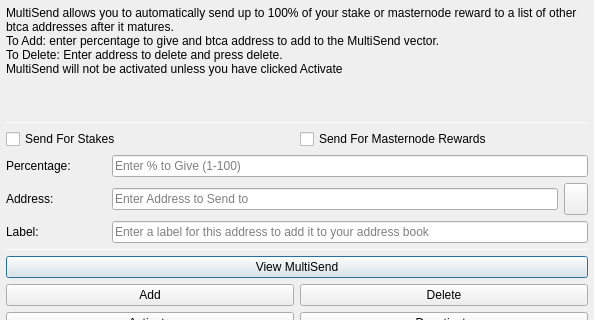
Before: the Qt Designer form src/qt/forms/multisenddialog.ui in bitcoininfinity/btci, drawn with Qt 5; both pictures show x 0 to 594 and y 0 to 320 of the 594 by 526 pixel window.
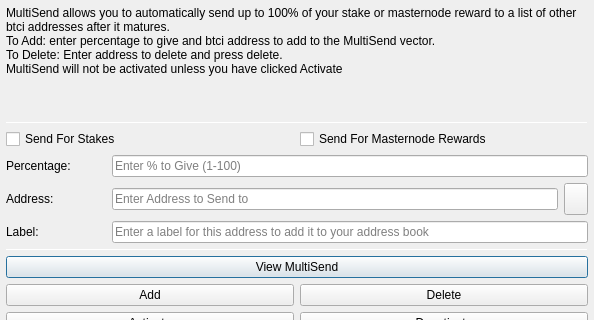
After: the same form once the commit is applied. Icons and pictures are not drawn.

The edit to the form file:
```diff
--- a/src/qt/forms/multisenddialog.ui
+++ b/src/qt/forms/multisenddialog.ui
@@ -37,8 +37,8 @@
         <number>1</number>
        </property>
        <property name="text">
-        <string>MultiSend allows you to automatically send up to 100% of your stake or masternode reward to a list of other btca addresses after it matures.
-To Add: enter percentage to give and btca address to add to the MultiSend vector.
+        <string>MultiSend allows you to automatically send up to 100% of your stake or masternode reward to a list of other btci addresses after it matures.
+To Add: enter percentage to give and btci address to add to the MultiSend vector.
 To Delete: Enter address to delete and press delete.
 MultiSend will not be activated unless you have clicked Activate</string>
        </property>
```
Left out of the diff: 4 changed lines with no effect on the pictures.
